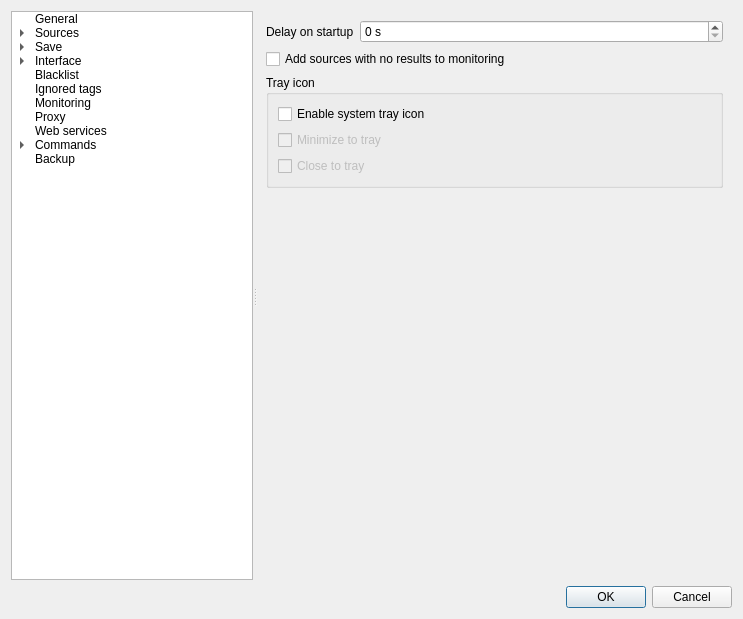
Bionus/imgbrd-grabber, file src/gui/src/settings/options-window.ui: the form before one commit.
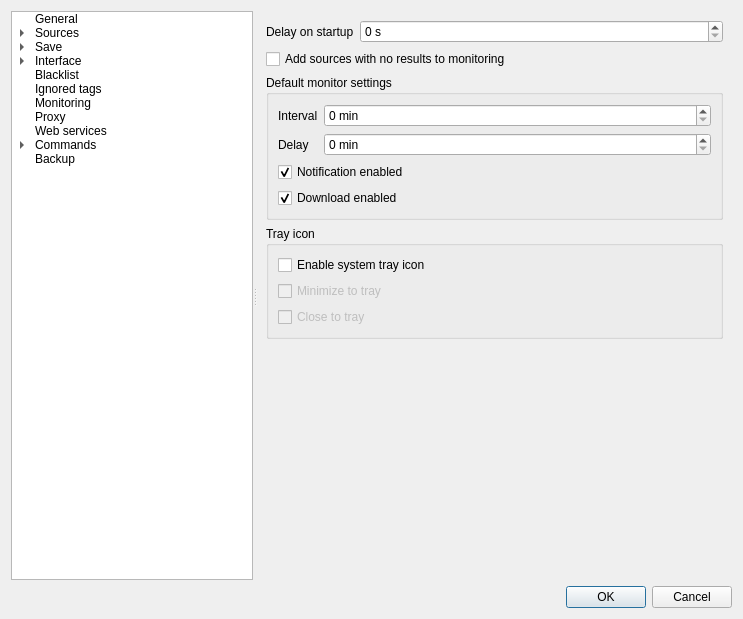
The form after the commit. The open tabs and pages were chosen to show the change. Icons and pictures are not drawn.

Commit message: feat: add default settings for monitors (fix #2882)

The edit to the form file:
```diff
--- a/src/gui/src/settings/options-window.ui
+++ b/src/gui/src/settings/options-window.ui
@@ -5064,8 +5064,8 @@
           </property>
          </widget>
         </item>
-        <item row="2" column="0" colspan="2">
-         <widget class="QGroupBox" name="groupBox">
+        <item row="3" column="0" colspan="2">
+         <widget class="QGroupBox" name="groupBoxMonitoringTray">
           <property name="title">
            <string>Tray icon</string>
           </property>
@@ -5107,6 +5107,69 @@
           </property>
          </widget>
         </item>
+        <item row="2" column="0" colspan="2">
+         <widget class="QGroupBox" name="groupBoxMonitoringDefault">
+          <property name="title">
+           <string>Default monitor settings</string>
+          </property>
+          <layout class="QFormLayout" name="formLayout_26">
+           <item row="0" column="0">
+            <widget class="QLabel" name="labelMonitoringDefaultInterval">
+             <property name="text">
+              <string>Interval</string>
+             </property>
+            </widget>
+           </item>
+           <item row="0" column="1">
+            <widget class="QSpinBox" name="spinMonitoringDefaultInterval">
+             <property name="suffix">
+              <string> min</string>
+             </property>
+             <property name="maximum">
+              <number>100000</number>
+             </property>
+            </widget>
+           </item>
+           <item row="1" column="0">
+            <widget class="QLabel" name="labelMonitoringDefaultDelay">
+             <property name="text">
+              <string>Delay</string>
+             </property>
+            </widget>
+           </item>
+           <item row="1" column="1">
+            <widget class="QSpinBox" name="spinMonitoringDefaultDelay">
+             <property name="suffix">
+              <string> min</string>
+             </property>
+             <property name="maximum">
+              <number>100000</number>
+             </property>
+            </widget>
+           </item>
+           <item row="2" column="0" colspan="2">
+            <widget class="QCheckBox" name="checkMonitoringDefaultNotificationEnabled">
+             <property name="text">
+              <string>Notification enabled</string>
+             </property>
+             <property name="checked">
+              <bool>true</bool>
+             </property>
+            </widget>
+           </item>
+           <item row="3" column="0" colspan="2">
+            <widget class="QCheckBox" name="checkMonitoringDefaultDownloadEnabled">
+             <property name="text">
+              <string>Download enabled</string>
+             </property>
+             <property name="checked">
+              <bool>true</bool>
+             </property>
+            </widget>
+           </item>
+          </layout>
+         </widget>
+        </item>
        </layout>
       </widget>
       <widget class="QWidget" name="pageProxy">
```
The commit also changes 9 other files.
